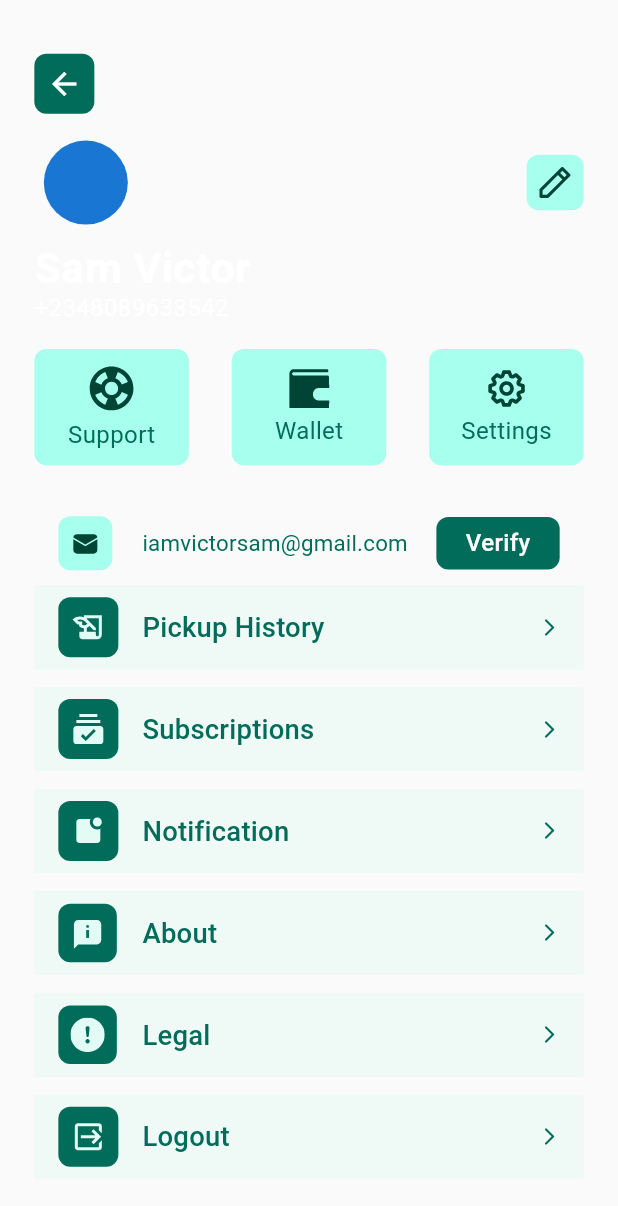
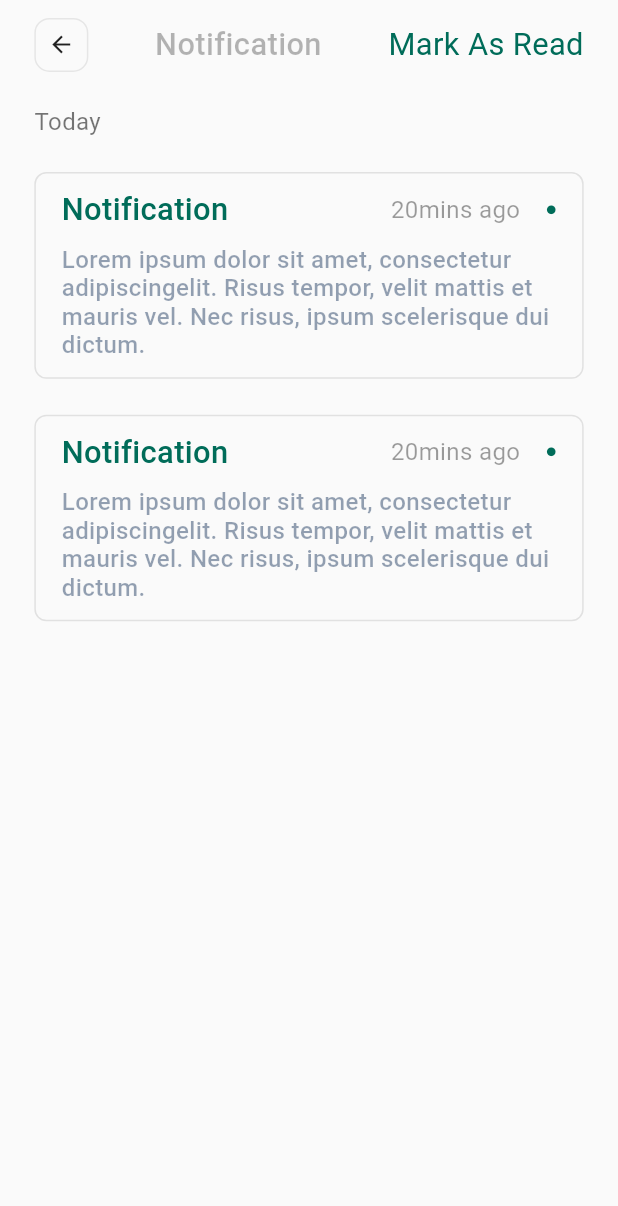
Before and after one commit to iamVictorSam/doti_app, a Flutter app: the Profile screen opened directly, after a tap on "Notification", on a phone screen of 412 x 824 dp. Shown: the top 1206 px of the screen. Run offline on Flutter 3.47's test engine with Material 2 defaults, Android fonts, the light colour scheme and no system bars; our stand-ins replace flutter_screenutil, flutter_svg, get.

Commit message:
done with notification

```diff
--- a/lib/notification/notification.dart
+++ b/lib/notification/notification.dart
@@ -3,8 +3,8 @@ import 'package:flutter/material.dart';
 import 'package:flutter_screenutil/flutter_screenutil.dart';
 import 'package:get/get.dart';
 
-class Notification extends StatelessWidget {
-  const Notification({Key? key}) : super(key: key);
+class NotificationScreen extends StatelessWidget {
+  const NotificationScreen({Key? key}) : super(key: key);
 
   @override
   Widget build(BuildContext context) {
@@ -17,7 +17,7 @@ class Notification extends StatelessWidget {
                 Column(crossAxisAlignment: CrossAxisAlignment.start, children: [
               SizedBox(height: 10.h),
               Row(
-                mainAxisAlignment: MainAxisAlignment.spaceEvenly,
+                mainAxisAlignment: MainAxisAlignment.spaceBetween,
                 children: [
                   GestureDetector(
                     onTap: () => Get.back(),
@@ -34,14 +34,16 @@ class Notification extends StatelessWidget {
                       ),
                     ),
                   ),
-                  const Text('Notification',
+                  Text('Notification',
                       style: TextStyle(
+                        fontSize: 18.sp,
                         fontWeight: FontWeight.w500,
-                        color: Color.fromRGBO(0, 0, 0, 0.29),
+                        color: const Color.fromRGBO(0, 0, 0, 0.29),
                       )),
-                  const Text('Mark As Read',
+                  Text('Mark As Read',
                       style: TextStyle(
                         color: teal,
+                        fontSize: 18.sp,
                       )),
                 ],
               ),
@@ -104,11 +106,12 @@ class NotificationCard extends StatelessWidget {
                   SizedBox(
                     width: 15.w,
                   ),
-                  const Icon(Icons.circle, size: 15)
+                  const Icon(Icons.circle, size: 7, color: teal)
                 ],
               )
             ],
           ),
+          SizedBox(height: 10.h),
           const Text(
             'Lorem ipsum dolor sit amet, consectetur adipiscingelit. Risus tempor, velit mattis et mauris vel. Nec risus, ipsum scelerisque dui dictum.',
             style: TextStyle(
--- a/lib/profile/profile.dart
+++ b/lib/profile/profile.dart
@@ -1,5 +1,6 @@
 import 'package:doti_app/helper/constants.dart';
 import 'package:doti_app/home/home.dart';
+import 'package:doti_app/notification/notification.dart';
 import 'package:doti_app/pickup_history/pickup_history.dart';
 import 'package:doti_app/settings/settings.dart';
 import 'package:doti_app/subscriptions/subscriptions.dart';
@@ -99,7 +100,7 @@ class Profile extends StatelessWidget {
                     icon: 'assets/icon/eos-icons_subscriptions-created.svg',
                     title: 'Subscriptions'),
                 titleCard(
-                    press: () {},
+                    press: () => Get.to(() => const NotificationScreen()),
                     icon: 'assets/icon/bxs_notification.svg',
                     title: 'Notification'),
                 titleCard(
```
